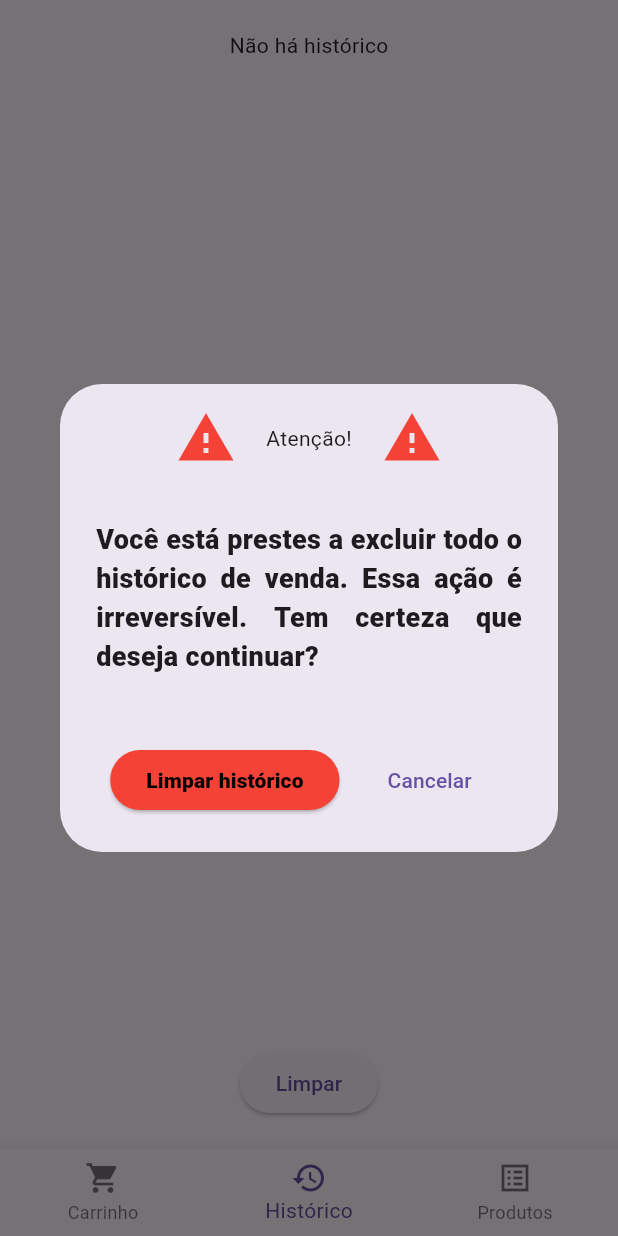
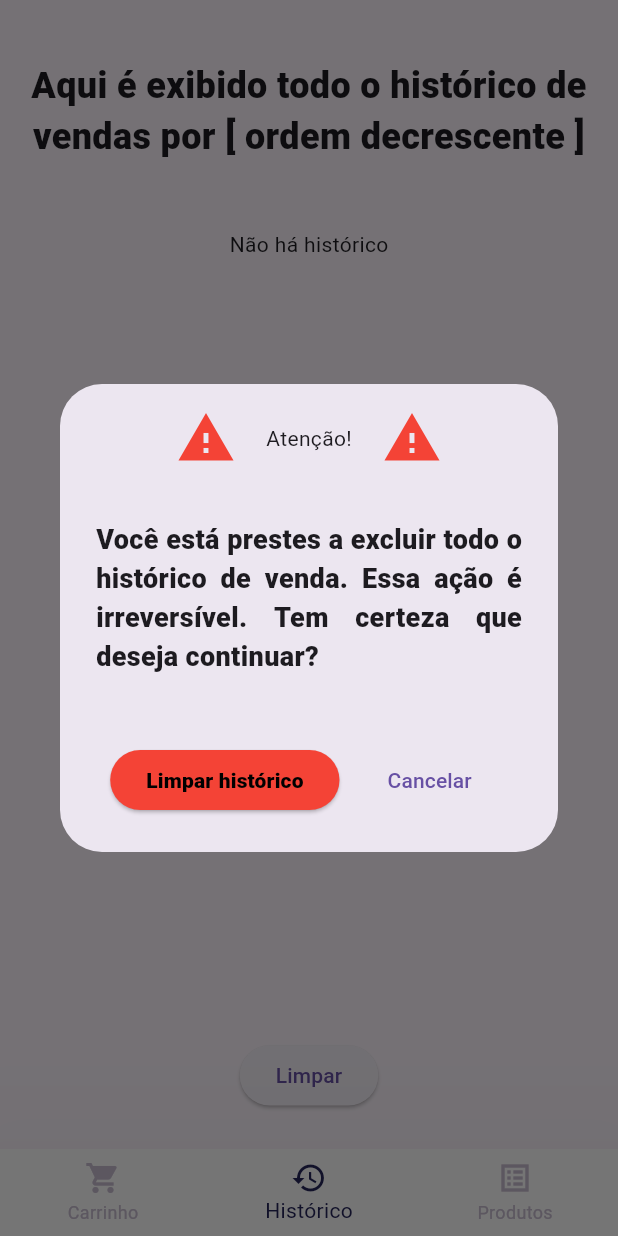
Before and after one commit to LuizHenriqueENS/ciebp-leitor-codigo-barras, a Flutter app: the screen it shows after launch, item 2 of the bottom bar chosen, after a tap on "Limpar", on a phone screen of 412 x 824 dp. Run offline on Flutter 3.47's test engine with Material 3 defaults, Android fonts, the phone set to English and light mode, and no system bars; missing offline and left inert: mobile_scanner.

Commit message:
model formartter class added

```diff
--- a/lib/main.dart
+++ b/lib/main.dart
@@ -1,9 +1,18 @@
 import 'package:ciebp_leitor/pages/checkout_page.dart';
 import 'package:ciebp_leitor/pages/database_page.dart';
 import 'package:ciebp_leitor/pages/history_page.dart';
+import 'package:ciebp_leitor/util/app_colors.dart';
 import 'package:flutter/material.dart';
+import 'package:flutter/services.dart';
 
 void main() {
+  WidgetsFlutterBinding.ensureInitialized();
+
+  SystemChrome.setEnabledSystemUIMode(
+    SystemUiMode.leanBack,
+    overlays: [SystemUiOverlay.top],
+  );
+
   runApp(MainApp());
 }
 
@@ -34,8 +43,13 @@ class _MainAppState extends State<MainApp> {
   @override
   Widget build(BuildContext context) {
     return MaterialApp(
+      debugShowCheckedModeBanner: false,
       home: Scaffold(
         bottomNavigationBar: BottomNavigationBar(
+          elevation: 100,
+          backgroundColor: Colors.white,
+          selectedItemColor: AppColors.spaceIndigo,
+          unselectedItemColor: AppColors.thistle,
           currentIndex: currentSelection,
           items: items,
           onTap: (index) {
--- a/lib/pages/checkout_page.dart
+++ b/lib/pages/checkout_page.dart
@@ -2,6 +2,7 @@ import 'package:ciebp_leitor/data/sell_history.dart';
 import 'package:ciebp_leitor/file_handler.dart';
 import 'package:ciebp_leitor/model/history.dart';
 import 'package:ciebp_leitor/product.dart';
+import 'package:ciebp_leitor/util/money_formatter.dart';
 import 'package:flutter/material.dart';
 import 'package:mobile_scanner/mobile_scanner.dart';
 
@@ -131,13 +132,17 @@ class _CheckoutPageState extends State<CheckoutPage> {
                                 DataCell(Center(child: Text(p.productName))),
                                 DataCell(
                                   Center(
-                                    child: Text(p.productPrice.toString()),
+                                    child: Text(
+                                      MoneyFormatter.brl(p.productPrice),
+                                    ),
                                   ),
                                 ),
                                 DataCell(
                                   Center(
                                     child: Text(
-                                      "${p.productPrice * itemsOrders[p]!}",
+                                      MoneyFormatter.brl(
+                                        p.productPrice * itemsOrders[p]!,
+                                      ),
                                     ),
                                   ),
                                 ),
@@ -155,7 +160,7 @@ class _CheckoutPageState extends State<CheckoutPage> {
               Column(
                 children: [
                   Text(
-                    "TOTAL: R\$ ${calculateTotal()}",
+                    MoneyFormatter.brl(calculateTotal()),
                     style: TextStyle(
                       fontWeight: FontWeight(900),
                       color: Colors.green,
@@ -164,6 +169,9 @@ class _CheckoutPageState extends State<CheckoutPage> {
                   ),
                   ElevatedButton(
                     onPressed: () async {
+                      if (calculateTotal() <= 0) {
+                        return;
+                      }
                       SellHistory history = SellHistory();
                       await history.saveHistory(
                         History(
--- a/lib/pages/database_page.dart
+++ b/lib/pages/database_page.dart
@@ -1,7 +1,9 @@
 import 'package:ciebp_leitor/file_handler.dart';
 import 'package:ciebp_leitor/pop_up_window.dart';
 import 'package:ciebp_leitor/product.dart';
+import 'package:ciebp_leitor/util/money_formatter.dart';
 import 'package:flutter/material.dart';
+import 'package:intl/intl.dart';
 import 'package:mobile_scanner/mobile_scanner.dart';
 
 class DatabasePage extends StatefulWidget {
@@ -170,7 +172,9 @@ class _DatabasePageState extends State<DatabasePage> {
                   cells: [
                     DataCell(Center(child: Text(p.barCode))),
                     DataCell(Center(child: Text(p.productName))),
-                    DataCell(Center(child: Text(p.productPrice.toString()))),
+                    DataCell(
+                      Center(child: Text(MoneyFormatter.brl(p.productPrice))),
+                    ),
                     DataCell(
                       Center(
                         child: IconButton(
--- a/lib/pages/history_page.dart
+++ b/lib/pages/history_page.dart
@@ -1,5 +1,7 @@
 import 'package:ciebp_leitor/data/sell_history.dart';
 import 'package:ciebp_leitor/model/history.dart';
+import 'package:ciebp_leitor/util/app_colors.dart';
+import 'package:ciebp_leitor/util/money_formatter.dart';
 import 'package:flutter/material.dart';
 import 'package:intl/intl.dart';
 import 'package:ciebp_leitor/dialog/confirm_dialog.dart';
@@ -33,27 +35,38 @@ class _HistoryPageState extends State<HistoryPage> {
   Widget build(BuildContext context) {
     return Center(
       child: Column(
-        mainAxisAlignment: MainAxisAlignment.spaceBetween,
         crossAxisAlignment: CrossAxisAlignment.center,
         children: [
-          historyTable(),
-          ElevatedButton(
+          Container(
+            margin: EdgeInsets.fromLTRB(0, 20, 0, 45),
+            child: Text(
+              "Aqui é exibido todo o histórico de vendas por [ ordem decrescente ]",
+              textAlign: TextAlign.center,
+              style: TextStyle(fontWeight: FontWeight(900), fontSize: 24),
+            ),
+          ),
+          Expanded(flex: 1, child: historyTable()),
+          Container(
+            margin: EdgeInsets.fromLTRB(0, 20, 0, 5),
+            child: ElevatedButton(
               onPressed: () async {
-              bool res = await showConfirmDialog(
+                bool resp = await showConfirmDialog(
                   context,
                   "Atenção!",
                   "Você está prestes a excluir todo o histórico de venda. Essa ação é irreversível. Tem certeza que deseja continuar?",
                 );
 
-              print(res);
-              // SellHistory sell = SellHistory();
-              // sell.clearHistory();
+                if (resp) {
+                  SellHistory sell = SellHistory();
+                  sell.clearHistory();
 
-              // setState(() {
-              //   getList();
-              // });
+                  setState(() {
+                    getList();
+                  });
+                }
               },
               child: Text("Limpar"),
+            ),
           ),
         ],
       ),
@@ -72,7 +85,7 @@ class _HistoryPageState extends State<HistoryPage> {
               columnSpacing: columnMarginSpace,
               border: TableBorder.all(
                 width: 1,
-                borderRadius: BorderRadius.all(Radius.circular(10)),
+                borderRadius: BorderRadius.all(Radius.circular(5)),
               ),
               columns: [
                 tableHead(headText: "Data"),
@@ -90,7 +103,7 @@ class _HistoryPageState extends State<HistoryPage> {
                       ),
                       tableCell(
                         history: history,
-                        dataCellText: "${history.sellValue}",
+                        dataCellText: MoneyFormatter.brl(history.sellValue),
                       ),
                     ],
                   ),
@@ -104,10 +117,7 @@ class _HistoryPageState extends State<HistoryPage> {
       Center(
         child: Text(
           dataCellText,
-          style: TextStyle(
-            fontWeight: FontWeight(300),
-            fontStyle: FontStyle.italic,
-          ),
+          style: TextStyle(fontWeight: FontWeight(300)),
         ),
       ),
     );
@@ -115,6 +125,7 @@ class _HistoryPageState extends State<HistoryPage> {
 
   DataColumn tableHead({required String headText}) {
     return DataColumn(
+      columnWidth: FixedColumnWidth(150),
       headingRowAlignment: MainAxisAlignment.center,
       label: Text(headText, style: TextStyle(fontWeight: FontWeight(900))),
     );
--- /dev/null
+++ b/lib/util/app_colors.dart
@@ -0,0 +1,9 @@
+import 'package:flutter/material.dart';
+
+class AppColors {
+  static const royalPlum = Color.fromRGBO(136, 42, 103, 1);
+  static const coffeBean = Color.fromRGBO(26, 16, 28, 1);
+  static const spaceIndigo = Color.fromRGBO(37, 36, 90, 1);
+  static const midnightViolet = Color.fromRGBO(68, 28, 69, 1);
+  static const thistle = Color.fromRGBO(200, 189, 209, 1);
+}
--- /dev/null
+++ b/lib/util/money_formatter.dart
@@ -0,0 +1,7 @@
+import 'package:intl/intl.dart';
+
+class MoneyFormatter {
+  static String brl(double value) {
+    return NumberFormat("R\$ ###,##0.00", "pt_BR").format(value);
+  }
+}
```
Lines whose indentation alone changed are shown as unchanged.
